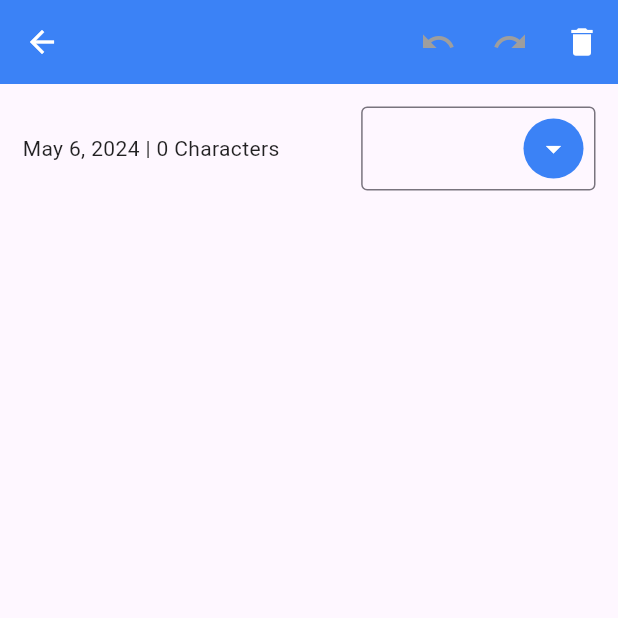
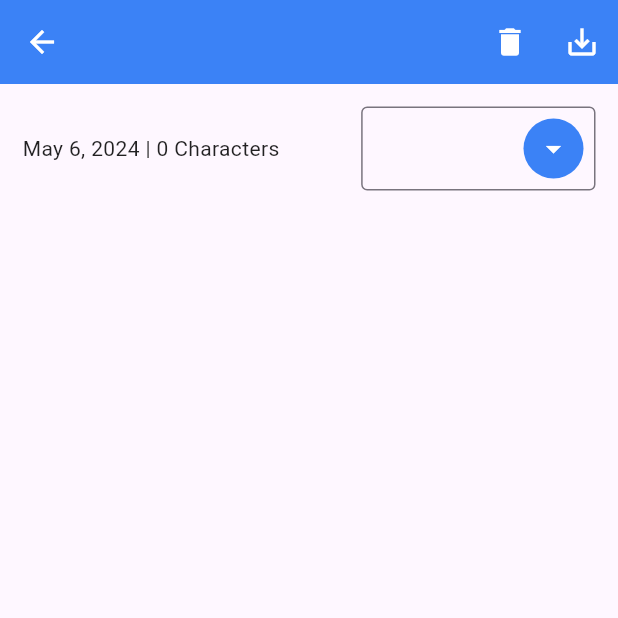
Before and after one commit to field-eater/flutter-notes, a Flutter app: the ViewNoteScreen screen opened directly with empty values, on a phone screen of 412 x 824 dp, the top half of it. Run offline on Flutter 3.47's test engine with Material 3 defaults, Android fonts, the phone set to English and light mode, and no system bars; our stand-ins replace get, skeletonizer, sqflite, sqflite_common_ffi; accounts and stored records are empty.

Commit message:
edited appbar on edit/view

```diff
--- a/lib/components/note_textfield.dart
+++ b/lib/components/note_textfield.dart
@@ -11,6 +11,7 @@ class NoteTextfield extends StatefulWidget {
   const NoteTextfield({
     super.key,
     this.note,
+    this.focusNode,
     required this.controller,
     required this.route,
     required this.undoController,
@@ -19,6 +20,7 @@ class NoteTextfield extends StatefulWidget {
   });
 
   final Note? note;
+  final FocusNode? focusNode;
   final List categories;
   final TextEditingController controller;
   final TextEditingController dropdownController;
@@ -88,11 +90,14 @@ class _NoteTextfieldState extends State<NoteTextfield> {
                       );
                     }).toList(),
                     onSelected: ((String? value) async {
-                      setState(() async {});
+                      setState(() async {
+                        //TODO:
+                      });
                     })),
               ],
             ),
             TextField(
+              focusNode: widget.focusNode,
               controller: widget.controller,
               undoController: widget.undoController,
               autofocus: (widget.route == 'create_note') ? true : false,
--- a/lib/controllers/note_controller.dart
+++ b/lib/controllers/note_controller.dart
@@ -189,7 +189,7 @@ class NotesController extends GetxController {
 
   void filterNotesByCategory() async {
     if (categoryId.value == 1) {
-      print(notes.toList());
+
       notes.value = await getNotes();
       sortDesc();
       update();
@@ -199,7 +199,7 @@ class NotesController extends GetxController {
           .where((element) => element.categoryId == categoryId.value)
           .toList();
       sortDesc();
-      print(notes.toList());
+
       update();
     }
   }
--- a/lib/screens/view_note_screen.dart
+++ b/lib/screens/view_note_screen.dart
@@ -1,5 +1,6 @@
 import 'package:PHNotes/controllers/category_controller.dart';
 import 'package:PHNotes/models/category_model.dart';
+
 import 'package:flutter/material.dart';
 
 import 'package:PHNotes/controllers/note_controller.dart';
@@ -22,6 +23,9 @@ class _ViewNoteScreenState extends State<ViewNoteScreen> {
   CategoryController categoryController = Get.put(CategoryController());
   final UndoHistoryController undoController = UndoHistoryController();
   final TextEditingController dropdownController = TextEditingController();
+  final FocusNode focusNode = FocusNode();
+  TextEditingValue currentCategory = TextEditingValue();
+  bool isFocused = false;
 
   void updateNote(Note note, NotesController notesController) async {
     var description = formController.text;
@@ -62,70 +66,51 @@ class _ViewNoteScreenState extends State<ViewNoteScreen> {
   }
 
   @override
+  void initState() {
+    super.initState();
+    focusNode.addListener(() {
+      if (focusNode.hasFocus) {
+        setState(() {
+          isFocused = true;
+        });
+      } else {
+        setState(() {
+          isFocused = false;
+        });
+      }
+    });
+    setState(() {
+      currentCategory = dropdownController.value;
+    });
+  }
+
+  @override
   void dispose() {
     // TODO: implement dispose
     formController.dispose();
     undoController.dispose();
+    focusNode.removeListener(() {});
+    focusNode.dispose();
     super.dispose();
-  }
-
-  @override
-  void deactivate() {
-    // TODO: implement deactivate
-    super.deactivate();
   }
 
   @override
   Widget build(BuildContext context) {
     final note = ModalRoute.of(context)!.settings.arguments as Note;
     NotesController notesController = Get.put(NotesController());
-    CategoryController categoryController = Get.put(CategoryController());
 
     return Scaffold(
       appBar: AppBar(
         backgroundColor: Theme.of(context).primaryColor,
-        leading: IconButton(
-          icon: Icon(Icons.arrow_back),
-          onPressed: () {
-            updateNote(note, notesController);
-          },
-        ),
         title: Text(
           note.title,
           style: const TextStyle(color: Colors.white),
         ),
         actions: [
-          ValueListenableBuilder(
-            valueListenable: undoController,
-            builder: (context, value, child) {
-              return Row(
+          Visibility(
+              visible: isFocused,
+              replacement: Row(
                 children: [
-                  IconButton(
-                    icon: Icon(Icons.undo),
-                    style: (value.canUndo)
-                        ? IconButton.styleFrom(foregroundColor: Colors.white)
-                        : IconButton.styleFrom(foregroundColor: Colors.grey),
-                    onPressed: () {
-                      if (value.canUndo) {
-                        undoController.undo();
-                      }
-                    },
-                  ),
-                  IconButton(
-                    icon: Icon(Icons.redo),
-                    style: (value.canRedo)
-                        ? IconButton.styleFrom(foregroundColor: Colors.white)
-                        : IconButton.styleFrom(foregroundColor: Colors.grey),
-                    onPressed: () {
-                      if (value.canRedo) {
-                        undoController.redo();
-                      }
-                    },
-                  ),
-                ],
-              );
-            },
-          ),
                   IconButton(
                       icon: Icon(Icons.delete),
                       onPressed: () {
@@ -173,11 +158,61 @@ class _ViewNoteScreenState extends State<ViewNoteScreen> {
                             );
                           },
                         );
-              })
+                      }),
+                  IconButton(
+                    icon: Icon(Icons.save_alt),
+                    onPressed: () => updateNote(note, notesController),
+                  ),
+                ],
+              ),
+              child: Row(
+                children: [
+                  ValueListenableBuilder(
+                    valueListenable: undoController,
+                    builder: (context, value, child) {
+                      return Row(
+                        children: [
+                          IconButton(
+                            icon: Icon(Icons.undo),
+                            style: (value.canUndo)
+                                ? IconButton.styleFrom(
+                                    foregroundColor: Colors.white)
+                                : IconButton.styleFrom(
+                                    foregroundColor: Colors.grey),
+                            onPressed: () {
+                              if (value.canUndo) {
+                                undoController.undo();
+                              }
+                            },
+                          ),
+                          IconButton(
+                            icon: Icon(Icons.redo),
+                            style: (value.canRedo)
+                                ? IconButton.styleFrom(
+                                    foregroundColor: Colors.white)
+                                : IconButton.styleFrom(
+                                    foregroundColor: Colors.grey),
+                            onPressed: () {
+                              if (value.canRedo) {
+                                undoController.redo();
+                              }
+                            },
+                          ),
+                        ],
+                      );
+                    },
+                  ),
+                  IconButton(
+                    icon: Icon(Icons.save_alt),
+                    onPressed: () => updateNote(note, notesController),
+                  ),
+                ],
+              ))
         ],
       ),
       body: NoteTextfield(
         undoController: undoController,
+        focusNode: focusNode,
         note: note,
         controller: formController,
         route: 'view_note',
```
Also changed, not shown: 3 other files. Lines whose indentation alone changed are shown as unchanged.
